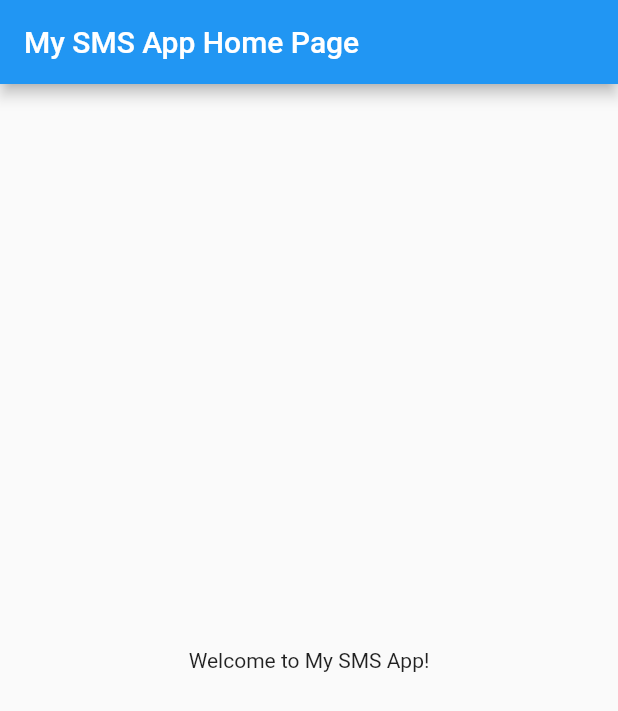
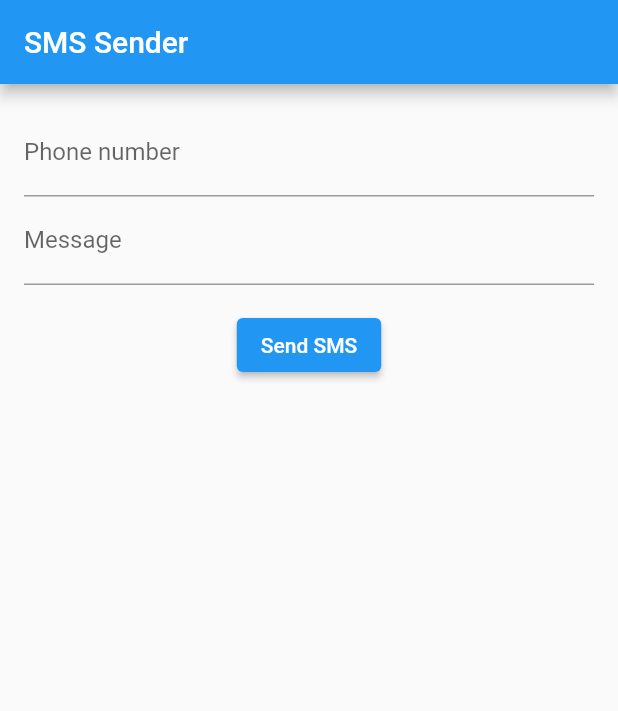
Before and after one commit to azomDev/Wave, a Flutter app: the screen it shows after launch, on a phone screen of 412 x 824 dp. Shown: the top 711 px of the screen. Run offline on Flutter 3.47's test engine with Material 2 defaults, Android fonts, the light colour scheme and no system bars; missing offline and left inert: flutter_sms, telephony.

Commit message:
Sending sms works

```diff
--- a/receiving_test/lib/main.dart
+++ b/receiving_test/lib/main.dart
@@ -1,38 +1,85 @@
   import 'package:flutter/material.dart';
+  import 'package:flutter/services.dart';
 
   void main() {
-  runApp(MySmsApp());
+    runApp(MyApp());
   }
 
-class MySmsApp extends StatelessWidget {
+  class MyApp extends StatelessWidget {
     @override
     Widget build(BuildContext context) {
       return MaterialApp(
-      title: 'My SMS App',
+        title: 'SMS Sender',
         theme: ThemeData(
           primarySwatch: Colors.blue,
         ),
-      home: MyHomePage(title: 'My SMS App Home Page'),
+        home: SmsSender(),
       );
     }
   }
 
-class MyHomePage extends StatelessWidget {
-  MyHomePage({Key? key, required this.title}) : super(key: key);
+  class SmsSender extends StatefulWidget {
+    @override
+    _SmsSenderState createState() => _SmsSenderState();
+  }
 
-  final String title;
+  class _SmsSenderState extends State<SmsSender> {
+    final _phoneNumberController = TextEditingController();
+    final _messageController = TextEditingController();
+
+    Future<void> _sendSms() async {
+      try {
+        const platform = MethodChannel('com.example.receiving_test');
+        final String phoneNumber = _phoneNumberController.text;
+        final String message = _messageController.text;
+        await platform.invokeMethod('sendSms', <String, dynamic>{
+          'phoneNumber': phoneNumber,
+          'message': message,
+        });
+      } on PlatformException catch (e) {
+        print('Failed to send SMS: ${e.message}');
+      }
+    }
 
     @override
     Widget build(BuildContext context) {
       return Scaffold(
         appBar: AppBar(
-        title: Text(title),
+          title: Text('SMS Sender'),
         ),
-      body: Center(
-        child: Text(
-          'Welcome to My SMS App!',
+        body: Padding(
+          padding: const EdgeInsets.all(16.0),
+          child: Column(
+            children: <Widget>[
+              TextField(
+                controller: _phoneNumberController,
+                decoration: InputDecoration(
+                  labelText: 'Phone number',
+                ),
+                keyboardType: TextInputType.phone,
+              ),
+              TextField(
+                controller: _messageController,
+                decoration: InputDecoration(
+                  labelText: 'Message',
+                ),
+                maxLines: null,
+              ),
+              SizedBox(height: 16.0),
+              ElevatedButton(
+                child: Text('Send SMS'),
+                onPressed: _sendSms,
+              ),
+            ],
           ),
         ),
       );
     }
+
+    @override
+    void dispose() {
+      _phoneNumberController.dispose();
+      _messageController.dispose();
+      super.dispose();
     }
+  }
```
Also changed, not shown: 2 other files. Lines whose indentation alone changed are shown as unchanged.
